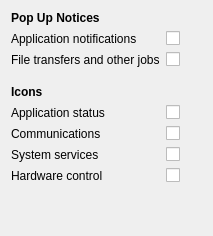
Old version of the form plasma/generic/applets/systemtray/ui/protocols.ui in the repository mgottschlag/kwin-tiling.
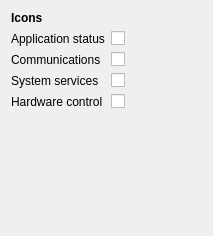
New version of the form.

Commit message: remove all notifications references from the systray (still to do the manager) independent ui file for the notifications applet

```diff
--- a/plasma/generic/applets/systemtray/ui/protocols.ui
+++ b/plasma/generic/applets/systemtray/ui/protocols.ui
@@ -14,54 +14,7 @@
    <property name="fieldGrowthPolicy">
     <enum>QFormLayout::ExpandingFieldsGrow</enum>
    </property>
-   <item row="0" column="0" colspan="2">
-    <widget class="QLabel" name="label_2">
-     <property name="font">
-      <font>
-       <weight>75</weight>
-       <bold>true</bold>
-      </font>
-     </property>
-     <property name="text">
-      <string>Pop Up Notices</string>
-     </property>
-    </widget>
-   </item>
-   <item row="2" column="0">
-    <widget class="QLabel" name="label_4">
-     <property name="text">
-      <string>Application notifications</string>
-     </property>
-     <property name="buddy">
-      <cstring>showNotifications</cstring>
-     </property>
-    </widget>
-   </item>
-   <item row="2" column="1">
-    <widget class="QCheckBox" name="showNotifications">
-     <property name="text">
-      <string/>
-     </property>
-    </widget>
-   </item>
-   <item row="4" column="0">
-    <widget class="QLabel" name="label_5">
-     <property name="text">
-      <string>File transfers and other jobs</string>
-     </property>
-     <property name="buddy">
-      <cstring>showJobs</cstring>
-     </property>
-    </widget>
-   </item>
-   <item row="4" column="1">
-    <widget class="QCheckBox" name="showJobs">
-     <property name="text">
-      <string/>
-     </property>
-    </widget>
-   </item>
-   <item row="9" column="0" colspan="2">
+   <item row="5" column="0" colspan="2">
     <widget class="QLabel" name="label_3">
      <property name="font">
       <font>
@@ -74,7 +27,7 @@
      </property>
     </widget>
    </item>
-   <item row="10" column="0">
+   <item row="6" column="0">
     <widget class="QLabel" name="label_7">
      <property name="text">
       <string>Application status</string>
@@ -84,14 +37,14 @@
      </property>
     </widget>
    </item>
-   <item row="10" column="1">
+   <item row="6" column="1">
     <widget class="QCheckBox" name="showApplicationStatus">
      <property name="text">
       <string/>
      </property>
     </widget>
    </item>
-   <item row="11" column="0">
+   <item row="7" column="0">
     <widget class="QLabel" name="label_8">
      <property name="text">
       <string>Communications</string>
@@ -101,14 +54,14 @@
      </property>
     </widget>
    </item>
-   <item row="11" column="1">
+   <item row="7" column="1">
     <widget class="QCheckBox" name="showCommunications">
      <property name="text">
       <string/>
      </property>
     </widget>
    </item>
-   <item row="12" column="0">
+   <item row="8" column="0">
     <widget class="QLabel" name="label_9">
      <property name="text">
       <string>System services</string>
@@ -118,14 +71,14 @@
      </property>
     </widget>
    </item>
-   <item row="12" column="1">
+   <item row="8" column="1">
     <widget class="QCheckBox" name="showSystemServices">
      <property name="text">
       <string/>
      </property>
     </widget>
    </item>
-   <item row="13" column="0">
+   <item row="9" column="0">
     <widget class="QLabel" name="label_10">
      <property name="text">
       <string>Hardware control</string>
@@ -135,29 +88,13 @@
      </property>
     </widget>
    </item>
-   <item row="13" column="1">
+   <item row="9" column="1">
     <widget class="QCheckBox" name="showHardware">
      <property name="text">
       <string/>
      </property>
     </widget>
    </item>
-   <item row="8" column="0">
-    <spacer name="verticalSpacer">
-     <property name="orientation">
-      <enum>Qt::Vertical</enum>
-     </property>
-     <property name="sizeType">
-      <enum>QSizePolicy::Fixed</enum>
-     </property>
-     <property name="sizeHint" stdset="0">
-      <size>
-       <width>20</width>
-       <height>6</height>
-      </size>
-     </property>
-    </spacer>
-   </item>
   </layout>
  </widget>
  <resources/>
```
The commit also changes 7 other files.
